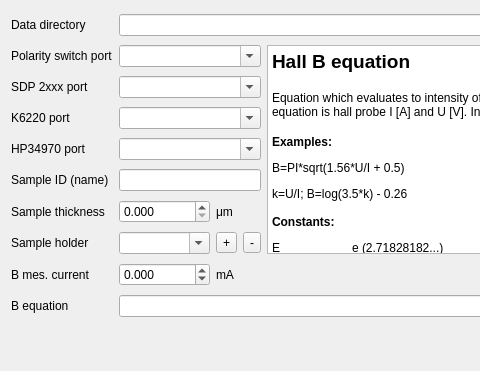
mBr001/hall, file hall/configui.ui: the form before one commit; both pictures show x 0 to 480 and y 0 to 371 of the 701 by 371 pixel window.
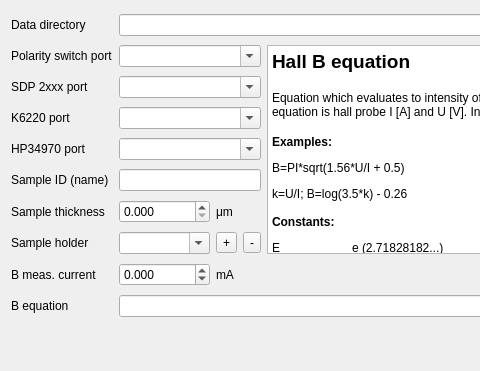
The form after the commit.

What changed in the file:
```diff
--- a/hall/configui.ui
+++ b/hall/configui.ui
@@ -237,7 +237,7 @@
    <item row="8" column="0">
     <widget class="QLabel" name="label_8">
      <property name="text">
-      <string>B mes. current</string>
+      <string>B meas. current</string>
      </property>
     </widget>
    </item>
```
Left out of the diff: 24 changed lines with no effect on the pictures.
